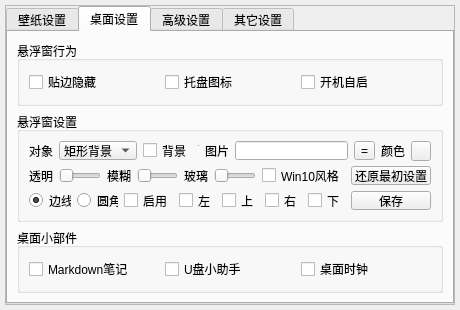
Before: the Qt Designer form src/ui/dialog.ui in yjmthu/Neobox, drawn with Qt 5.
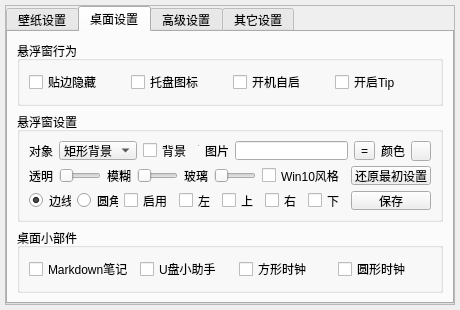
After: the same form once the commit is applied. The open tabs and pages were chosen to show the change. Icons and pictures are not drawn.

Commit message:
增加了桌面时钟
一天干一点点，SpeedBox越来越强大！

Diff of the .ui file:
```diff
--- a/src/ui/dialog.ui
+++ b/src/ui/dialog.ui
@@ -545,6 +545,13 @@
                </property>
               </widget>
              </item>
+             <item>
+              <widget class="QCheckBox" name="cBxFormToolTip">
+               <property name="text">
+                <string>开启Tip</string>
+               </property>
+              </widget>
+             </item>
             </layout>
            </widget>
           </item>
@@ -833,7 +840,14 @@
              <item>
               <widget class="QCheckBox" name="cBxEnableDesktopClock">
                <property name="text">
-                <string>桌面时钟</string>
+                <string>方形时钟</string>
+               </property>
+              </widget>
+             </item>
+             <item>
+              <widget class="QCheckBox" name="cBxEnableRoundClock">
+               <property name="text">
+                <string>圆形时钟</string>
                </property>
               </widget>
              </item>
```
Left out of the diff: 2 changed lines with no effect on the pictures. The commit also changes 21 other files.
